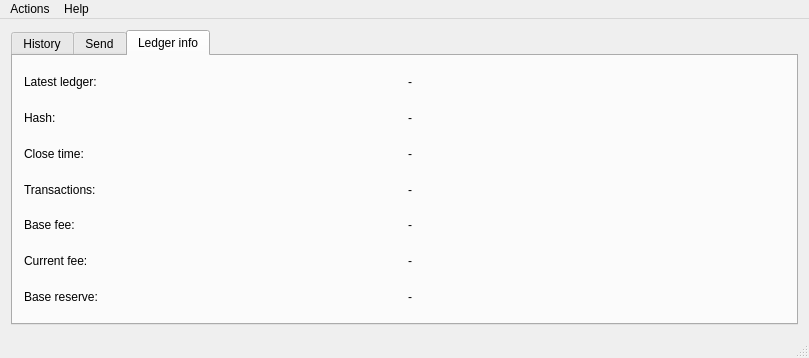
This is walletmain.ui in CryptoManiac/RMCWallet as Qt 5 draws it before an edit. The edited form follows.
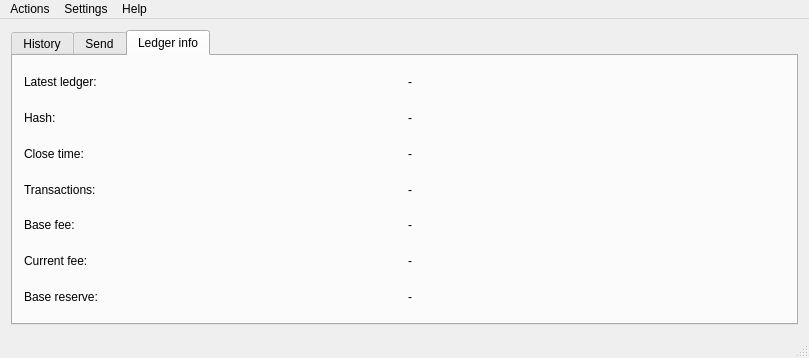
This is the edited form. The open tabs and pages were chosen to show the change. Custom widgets are drawn as their Qt base class.

```diff
--- a/walletmain.ui
+++ b/walletmain.ui
@@ -444,7 +444,14 @@
     </property>
     <addaction name="actionAbout"/>
    </widget>
+   <widget class="QMenu" name="menuSettings">
+    <property name="title">
+     <string>Settings</string>
+    </property>
+    <addaction name="actionProxy"/>
+   </widget>
    <addaction name="menuFile"/>
+   <addaction name="menuSettings"/>
    <addaction name="menuHelp"/>
   </widget>
   <action name="actionExit">
```
Left out of the diff: 13 changed lines with no effect on the pictures.
